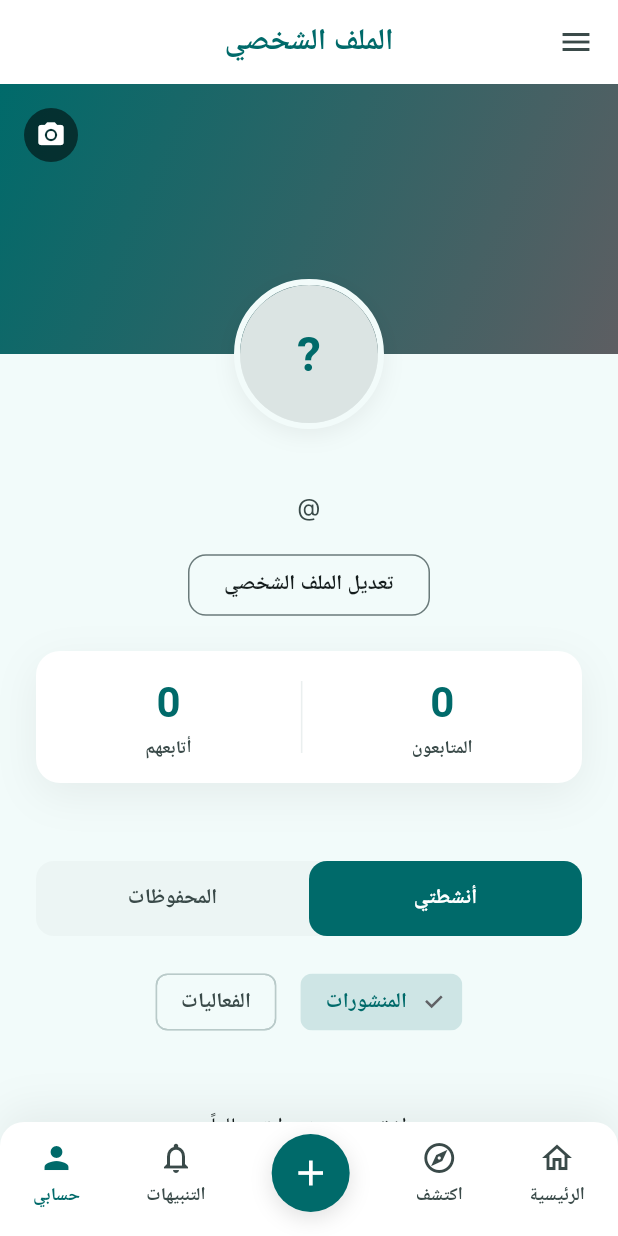
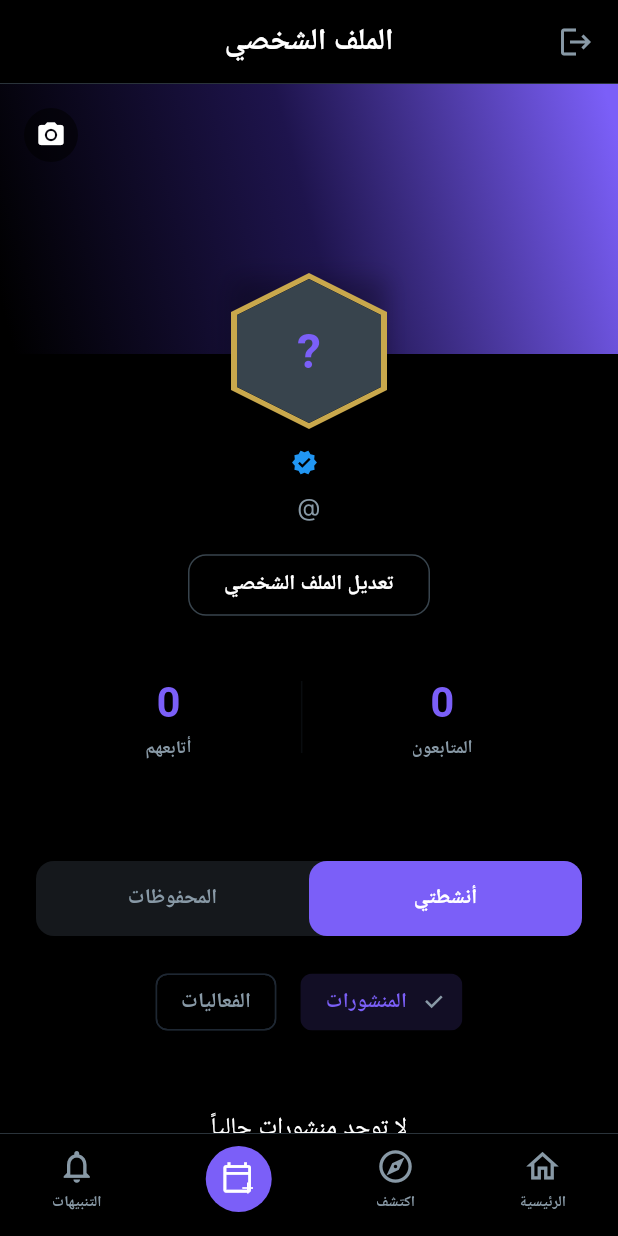
Before and after one commit to Eng-Mahmoud-Desouky/Tuwaiq-App, a Flutter app: the ProfileScreen screen opened by its route, on a phone screen of 412 x 824 dp. Run offline on Flutter 3.47's test engine with Material 3 defaults, Android fonts, the phone set to English and light mode, and no system bars; our stand-ins replace app_links, cached_network_image, equatable, flutter_bloc, flutter_dotenv, go_router and 2 more; accounts and stored records are empty; network calls fail; Roboto replaces fonts that are missing (Inter, Plus Jakarta Sans).

Commit message:
feat: ui refactor

```diff
--- a/lib/features/auth/presentation/screens/interests_screen.dart
+++ b/lib/features/auth/presentation/screens/interests_screen.dart
@@ -75,11 +75,11 @@ class _InterestsScreenState extends State<InterestsScreen> {
     final bool canProceed = selectedCount >= 3;
 
     return Scaffold(
-      backgroundColor: Colors.white,
+      backgroundColor: AppColors.background,
       body: BlocListener<AuthCubit, AuthState>(
         listener: (context, state) {
           if (state is AuthSuccess) {
-            context.showSnackBar('تم حفظ اهتماماتك بنجاح! مرحباً بك في طويق.');
+            context.showSnackBar('تم حفظ اهتماماتك بنجاح! مرحباً بك في SCRATCH.');
             context.go(AppRoutes.home);
           } else if (state is AuthError) {
             context.showSnackBar(state.message, isError: true);
--- a/lib/features/main/presentation/screens/main_screen.dart
+++ b/lib/features/main/presentation/screens/main_screen.dart
@@ -31,18 +31,13 @@ class MainScreen extends StatelessWidget {
       body: navigationShell,
       bottomNavigationBar: Container(
         decoration: const BoxDecoration(
-          color: AppColors.surfaceContainerLowest,
-          borderRadius: BorderRadius.only(
-            topLeft: Radius.circular(16),
-            topRight: Radius.circular(16),
+          color: AppColors.background,
+          border: Border(
+            top: BorderSide(
+              color: AppColors.outline,
+              width: 0.5,
+            ),
           ),
-          boxShadow: [
-            BoxShadow(
-              color: Color(0x0F000000),
-              blurRadius: 24,
-              offset: Offset(0, -8),
-            ),
-          ],
         ),
         padding: const EdgeInsets.only(bottom: 16, top: 8),
         child: Row(
@@ -50,12 +45,14 @@ class MainScreen extends StatelessWidget {
           children: [
             _buildNavBarItem(
               icon: Icons.home_outlined,
+              activeIcon: Icons.home,
               label: 'الرئيسية',
               isActive: navigationShell.currentIndex == 0,
               onTap: () => _onTap(context, 0),
             ),
             _buildNavBarItem(
               icon: Icons.explore_outlined,
+              activeIcon: Icons.explore,
               label: 'اكتشف',
               isActive: navigationShell.currentIndex == 1,
               onTap: () => _onTap(context, 1),
@@ -63,32 +60,40 @@ class MainScreen extends StatelessWidget {
             GestureDetector(
               onTap: () => _onTap(context, 2),
               child: Container(
-                padding: const EdgeInsets.all(12),
+                padding: const EdgeInsets.all(10),
                 decoration: const BoxDecoration(
                   color: AppColors.primary,
                   shape: BoxShape.circle,
                   boxShadow: [
                     BoxShadow(
-                      color: Color(0x1F000000),
-                      blurRadius: 12,
+                      color: Color(0x3F000000),
+                      blurRadius: 8,
                       offset: Offset(0, 4),
                     ),
                   ],
                 ),
-                child: const Icon(Icons.add, size: 28, color: Colors.white),
+                child: const Stack(
+                  alignment: Alignment.center,
+                  children: [
+                    Padding(
+                      padding: EdgeInsets.only(bottom: 2, right: 2),
+                      child: Icon(Icons.calendar_today_outlined, size: 22, color: Colors.white),
+                    ),
+                    Positioned(
+                      bottom: 0,
+                      right: 0,
+                      child: Icon(Icons.add, size: 12, color: Colors.white, weight: 900),
+                    ),
+                  ],
+                ),
               ),
             ),
             _buildNavBarItem(
               icon: Icons.notifications_outlined,
+              activeIcon: Icons.notifications,
               label: 'التنبيهات',
               isActive: navigationShell.currentIndex == 3,
               onTap: () => _onTap(context, 3),
-            ),
-            _buildNavBarItem(
-              icon: Icons.person,
-              label: 'حسابي',
-              isActive: navigationShell.currentIndex == 4,
-              onTap: () => _onTap(context, 4),
             ),
           ],
         ),
@@ -98,6 +103,7 @@ class MainScreen extends StatelessWidget {
 
   Widget _buildNavBarItem({
     required IconData icon,
+    required IconData activeIcon,
     required String label,
     required bool isActive,
     required VoidCallback onTap,
@@ -108,14 +114,16 @@ class MainScreen extends StatelessWidget {
         mainAxisSize: MainAxisSize.min,
         children: [
           Icon(
-            icon,
-            color: isActive ? AppColors.primary : AppColors.onSurfaceVariant,
+            isActive ? activeIcon : icon,
+            color: isActive ? AppColors.primary : AppColors.secondary,
+            size: 26,
           ),
           const SizedBox(height: 4),
           Text(
             label,
             style: AppTextStyles.labelSm.copyWith(
-              color: isActive ? AppColors.primary : AppColors.onSurfaceVariant,
+              color: isActive ? AppColors.primary : AppColors.secondary,
+              fontSize: 10,
             ),
           ),
         ],
--- a/lib/features/profile/presentation/screens/profile_screen.dart
+++ b/lib/features/profile/presentation/screens/profile_screen.dart
@@ -39,33 +39,30 @@ class _ProfileScreenState extends State<ProfileScreen> {
     return Scaffold(
       backgroundColor: AppColors.background,
       appBar: AppBar(
-        backgroundColor: AppColors.surfaceContainerLowest,
+        backgroundColor: AppColors.background,
         elevation: 0,
         centerTitle: true,
         leading: isOwnProfile
             ? IconButton(
-                icon: const Icon(Icons.menu, color: AppColors.onSurfaceVariant),
-                onPressed: () {
-                  ScaffoldMessenger.of(context).showSnackBar(
-                    SnackBar(
-                      content: const Text('تسجيل الخروج...'),
-                      action: SnackBarAction(
-                        label: 'نعم',
+                icon: const Icon(Icons.logout, color: AppColors.secondary),
                 onPressed: () {
                   context.read<AuthCubit>().signOut();
                   context.go(AppRoutes.signIn);
                 },
+              )
+            : const BackButton(color: Colors.white),
+        title: const Text(
+          'الملف الشخصي',
+          style: TextStyle(
+            color: Colors.white,
+            fontWeight: FontWeight.bold,
+            fontSize: 20,
           ),
         ),
-                  );
-                },
-              )
-            : const BackButton(color: AppColors.onSurface),
-        title: Text(
-          'الملف الشخصي',
-          style: AppTextStyles.titleMd.copyWith(
-            fontWeight: FontWeight.bold,
-            color: AppColors.primary,
+        shape: const Border(
+          bottom: BorderSide(
+            color: AppColors.outline,
+            width: 0.5,
           ),
         ),
       ),
@@ -173,17 +170,7 @@ class _ProfileScreenState extends State<ProfileScreen> {
                     height: 180,
                     fit: BoxFit.cover,
                   )
-                : Container(
-                    width: double.infinity,
-                    height: 180,
-                    decoration: const BoxDecoration(
-                      gradient: LinearGradient(
-                        colors: [AppColors.primary, AppColors.secondary],
-                        begin: Alignment.topLeft,
-                        end: Alignment.bottomRight,
-                      ),
-                    ),
-                  ),
+                : const AnimatedCoverBackground(),
             // Edit Cover Photo icon overlay
             if (isOwnProfile)
               Positioned(
@@ -205,28 +192,30 @@ class _ProfileScreenState extends State<ProfileScreen> {
                   ),
                 ),
               ),
-            // Avatar positioned overlapping
+            // Avatar positioned overlapping with premium hexagon shape/border
             Positioned(
               bottom: -50,
               child: Container(
-                width: 100,
-                height: 100,
-                decoration: BoxDecoration(
-                  shape: BoxShape.circle,
-                  border: Border.all(
-                    color: AppColors.background,
-                    width: 4,
-                  ),
-                  boxShadow: const [
+                width: 104,
+                height: 104,
+                decoration: const BoxDecoration(
+                  boxShadow: [
                     BoxShadow(
-                      color: Color(0x0F000000),
+                      color: Color(0x3F000000),
                       blurRadius: 12,
                       offset: Offset(0, 4),
                     ),
                   ],
                 ),
-                child: ClipRRect(
-                  borderRadius: BorderRadius.circular(999),
+                child: ClipPath(
+                  clipper: HexagonClipper(),
+                  child: Container(
+                    color: AppColors.tuwaiqGold, // Gold border
+                    padding: const EdgeInsets.all(4),
+                    child: ClipPath(
+                      clipper: HexagonClipper(),
+                      child: Container(
+                        color: AppColors.background,
                         child: profile.avatarUrl != null && profile.avatarUrl!.isNotEmpty
                             ? Image.network(
                                 profile.avatarUrl!,
@@ -238,12 +227,26 @@ class _ProfileScreenState extends State<ProfileScreen> {
                       ),
                     ),
                   ),
+                ),
+              ),
+            ),
           ],
         ),
         const SizedBox(height: 58),
+        Row(
+          mainAxisAlignment: MainAxisAlignment.center,
+          children: [
             Text(
               profile.fullName,
               style: AppTextStyles.titleMd.copyWith(color: AppColors.onSurface, fontWeight: FontWeight.bold),
+            ),
+            const SizedBox(width: 6),
+            const Icon(
+              Icons.verified,
+              color: Colors.blue, // Verified badge in Twitter-like blue color
+              size: 18,
+            ),
+          ],
         ),
         const SizedBox(height: 4),
         Text(
@@ -799,3 +802,91 @@ class _ProfileScreenState extends State<ProfileScreen> {
         });
   }
 }
+
+// Custom Hexagonal Clipper for Premium Profile Avatar
+class HexagonClipper extends CustomClipper<Path> {
+  @override
+  Path getClip(Size size) {
+    final path = Path();
+    final w = size.width;
+    final h = size.height;
+    path.moveTo(w * 0.5, 0);
+    path.lineTo(w, h * 0.25);
+    path.lineTo(w, h * 0.75);
+    path.lineTo(w * 0.5, h);
+    path.lineTo(0, h * 0.75);
+    path.lineTo(0, h * 0.25);
+    path.close();
+    return path;
+  }
+
+  @override
+  bool shouldReclip(CustomClipper<Path> oldClipper) => false;
+}
+
+// Premium Animated Gradient Background for Profile Cover
+class AnimatedCoverBackground extends StatefulWidget {
+  const AnimatedCoverBackground({super.key});
+
+  @override
+  State<AnimatedCoverBackground> createState() => _AnimatedCoverBackgroundState();
+}
+
+class _AnimatedCoverBackgroundState extends State<AnimatedCoverBackground> with SingleTickerProviderStateMixin {
+  late AnimationController _controller;
+  late Animation<Alignment> _topAlignment;
+  late Animation<Alignment> _bottomAlignment;
+
+  @override
+  void initState() {
+    super.initState();
+    _controller = AnimationController(
+      duration: const Duration(seconds: 6),
+      vsync: this,
+    )..repeat(reverse: true);
+
+    _topAlignment = TweenSequence<Alignment>([
+      TweenSequenceItem(tween: AlignmentTween(begin: Alignment.topLeft, end: Alignment.topRight), weight: 1),
+      TweenSequenceItem(tween: AlignmentTween(begin: Alignment.topRight, end: Alignment.bottomRight), weight: 1),
+      TweenSequenceItem(tween: AlignmentTween(begin: Alignment.bottomRight, end: Alignment.bottomLeft), weight: 1),
+      TweenSequenceItem(tween: AlignmentTween(begin: Alignment.bottomLeft, end: Alignment.topLeft), weight: 1),
+    ]).animate(_controller);
+
+    _bottomAlignment = TweenSequence<Alignment>([
+      TweenSequenceItem(tween: AlignmentTween(begin: Alignment.bottomRight, end: Alignment.bottomLeft), weight: 1),
+      TweenSequenceItem(tween: AlignmentTween(begin: Alignment.bottomLeft, end: Alignment.topLeft), weight: 1),
+      TweenSequenceItem(tween: AlignmentTween(begin: Alignment.topLeft, end: Alignment.topRight), weight: 1),
+      TweenSequenceItem(tween: AlignmentTween(begin: Alignment.topRight, end: Alignment.bottomRight), weight: 1),
+    ]).animate(_controller);
+  }
+
+  @override
+  void dispose() {
+    _controller.dispose();
+    super.dispose();
+  }
+
+  @override
+  Widget build(BuildContext context) {
+    return AnimatedBuilder(
+      animation: _controller,
+      builder: (context, child) {
+        return Container(
+          width: double.infinity,
+          height: 180,
+          decoration: BoxDecoration(
+            gradient: LinearGradient(
+              colors: const [
+                Color(0xFF7B5FF8), // Brand Purple
+                Color(0xFF1E144D), // Dark Purple/Navy
+                Color(0xFF000000), // Pitch Black
+              ],
+              begin: _topAlignment.value,
+              end: _bottomAlignment.value,
+            ),
+          ),
+        );
+      },
+    );
+  }
+}
--- a/lib/main.dart
+++ b/lib/main.dart
@@ -271,7 +271,7 @@ class MyApp extends StatelessWidget {
     );
 
     return MaterialApp.router(
-      title: 'Tuwaiq App',
+      title: '\$CRATCH',
       debugShowCheckedModeBanner: false,
       theme: AppTheme.lightTheme,
       routerConfig: router,
--- a/lib/shared/theme/app_colors.dart
+++ b/lib/shared/theme/app_colors.dart
@@ -2,40 +2,40 @@ import 'package:flutter/material.dart';
 
 class AppColors {
   // Brand Colors
-  static const Color primary = Color(0xFF006A6A); // Electric Blue/Teal
+  static const Color primary = Color(0xFF7B5FF8); // Purple/Indigo Accent
   static const Color onPrimary = Color(0xFFFFFFFF);
-  static const Color primaryContainer = Color(0xFF00FFFF);
-  static const Color onPrimaryContainer = Color(0xFF007272);
+  static const Color primaryContainer = Color(0xFF2E1A8A);
+  static const Color onPrimaryContainer = Color(0xFFE5DEFF);
 
-  static const Color secondary = Color(0xFF5D5E62);
+  static const Color secondary = Color(0xFF8899A6); // Muted slate gray
   static const Color onSecondary = Color(0xFFFFFFFF);
-  static const Color secondaryContainer = Color(0xFFDFDFE3);
-  static const Color onSecondaryContainer = Color(0xFF616266);
+  static const Color secondaryContainer = Color(0xFF1E2732);
+  static const Color onSecondaryContainer = Color(0xFF8899A6);
 
   // Background and Surfaces
-  static const Color background = Color(0xFFF2FBFA);
-  static const Color onBackground = Color(0xFF151D1D);
-  static const Color surface = Color(0xFFF2FBFA);
-  static const Color onSurface = Color(0xFF151D1D);
-  static const Color onSurfaceVariant = Color(0xFF3A4A49);
+  static const Color background = Color(0xFF000000); // Pitch Black
+  static const Color onBackground = Color(0xFFFFFFFF);
+  static const Color surface = Color(0xFF000000);
+  static const Color onSurface = Color(0xFFFFFFFF);
+  static const Color onSurfaceVariant = Color(0xFF8899A6);
 
-  static const Color surfaceContainerLowest = Color(0xFFFFFFFF);
-  static const Color surfaceContainerLow = Color(0xFFECF5F4);
-  static const Color surfaceContainer = Color(0xFFE7F0EF);
-  static const Color surfaceContainerHigh = Color(0xFFE1EAE9);
-  static const Color surfaceContainerHighest = Color(0xFFDBE4E3);
+  static const Color surfaceContainerLowest = Color(0xFF000000);
+  static const Color surfaceContainerLow = Color(0xFF15181C); // Cards
+  static const Color surfaceContainer = Color(0xFF1E2732); // Slightly lighter
+  static const Color surfaceContainerHigh = Color(0xFF2C3640);
+  static const Color surfaceContainerHighest = Color(0xFF38444D);
 
   // Outlines and Borders
-  static const Color outline = Color(0xFF6A7A7A);
-  static const Color outlineVariant = Color(0xFFB9CAC9);
+  static const Color outline = Color(0xFF38444D);
+  static const Color outlineVariant = Color(0xFF1E2732);
 
   // Error States
-  static const Color error = Color(0xFFBA1A1A);
-  static const Color errorContainer = Color(0xFFFFDAD6);
-  static const Color onError = Color(0xFFFFFFFF);
-  static const Color onErrorContainer = Color(0xFF93000A);
+  static const Color error = Color(0xFFCF6679);
+  static const Color errorContainer = Color(0xFFB00020);
+  static const Color onError = Color(0xFF000000);
+  static const Color onErrorContainer = Color(0xFFFDE8E8);
 
   // Compatibility variables
-  static const Color secondaryFixedDim = Color(0xFFE6C364);
+  static const Color secondaryFixedDim = Color(0xFF7B5FF8);
   static const Color tuwaiqGold = Color(0xFFC9A84C);
 }
--- a/lib/shared/theme/app_theme.dart
+++ b/lib/shared/theme/app_theme.dart
@@ -6,10 +6,10 @@ class AppTheme {
   static ThemeData get lightTheme {
     return ThemeData(
       useMaterial3: true,
-      brightness: Brightness.light,
+      brightness: Brightness.dark,
       primaryColor: AppColors.primary,
       scaffoldBackgroundColor: AppColors.background,
-      colorScheme: const ColorScheme.light(
+      colorScheme: const ColorScheme.dark(
         primary: AppColors.primary,
         onPrimary: AppColors.onPrimary,
         primaryContainer: AppColors.primaryContainer,
@@ -58,7 +58,7 @@ class AppTheme {
         focusedBorder: OutlineInputBorder(
           borderRadius: BorderRadius.circular(12.0),
           borderSide: const BorderSide(
-            color: AppColors.primaryContainer,
+            color: AppColors.primary,
             width: 2.0,
           ),
         ),
--- a/pubspec.yaml
+++ b/pubspec.yaml
@@ -71,6 +71,7 @@ flutter:
 
   assets:
     - .env
+    - assets/images/logo.png
   # An image asset can refer to one or more resolution-specific "variants", see
   # https://flutter.dev/to/resolution-aware-images
 
```
Also changed, not shown: lib/features/alerts/presentation/screens/alerts_screen.dart (+19 -3 lines), lib/features/auth/presentation/screens/sign_in_screen.dart (+6 -11 lines), lib/features/auth/presentation/screens/sign_up_screen.dart (+7 -9 lines), lib/features/explore/presentation/screens/explore_screen.dart (+14 -34 lines), lib/features/home/presentation/screens/home_screen.dart (+20 -10 lines), lib/shared/widgets/app_bar_avatar.dart (added, +69 -0 lines), assets/images/logo.png (added), 1 other file. Lines whose indentation alone changed are shown as unchanged.
